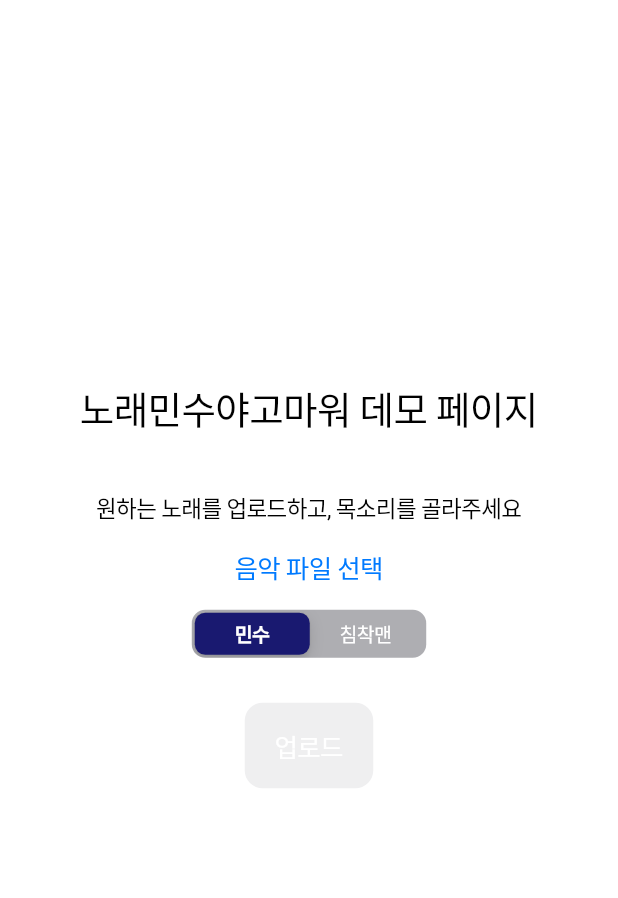
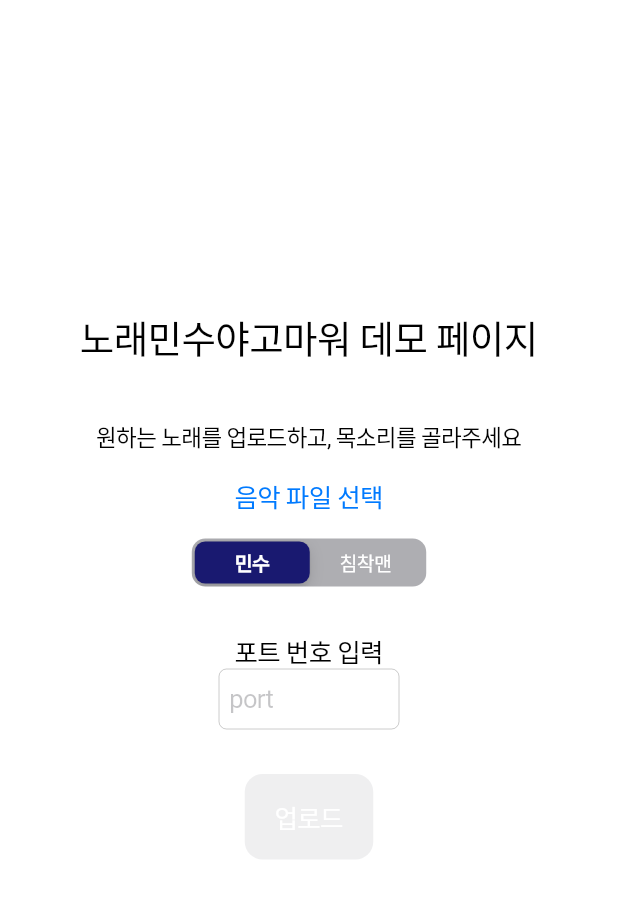
Before and after one commit to yaiconwithminsu/frontend, a Flutter app: the screen it shows after launch, on a phone screen of 412 x 824 dp. Shown: the top 898 px of the screen. Run offline on Flutter 3.47's test engine with Material 2 defaults, Android fonts, the phone set to English and light mode, and no system bars; our stand-ins replace audioplayers, file_picker.

Commit message:
add port number

```diff
--- a/yaicon/lib/result_screen.dart
+++ b/yaicon/lib/result_screen.dart
@@ -3,21 +3,23 @@ import 'package:audioplayers/audioplayers.dart';
 import './upload_screen.dart';
 
 class Resultpage extends StatelessWidget {
-  const Resultpage({super.key, required this.audio});
+  const Resultpage({super.key, required this.audio, required this.port});
   final int audio;
+  final int port;
 
   @override
   Widget build(BuildContext context) {
     return CupertinoApp(
       theme: const CupertinoThemeData(brightness: Brightness.light),
-      home: Resultwidget(audio: audio),
+      home: Resultwidget(audio: audio, port: port),
     );
   }
 }
 
 class Resultwidget extends StatefulWidget {
-  const Resultwidget({super.key, required this.audio});
+  const Resultwidget({super.key, required this.audio, required this.port});
   final int audio;
+  final int port;
 
   @override
   State<Resultwidget> createState() => ResultWidgetStateDefault();
@@ -31,7 +33,7 @@ class ResultWidgetStateDefault extends State<Resultwidget> {
     if(_player == null) {
       _player = AudioPlayer();
       debugPrint("${widget.audio}");
-      _player!.play(UrlSource("http://165.132.46.80:31270/minsu/?id=-${widget.audio}"));
+      _player!.play(UrlSource("http://165.132.46.80:${widget.port}/minsu/?id=-${widget.audio}"));
       _player!.resume();
     } else {
       if(isplaying) {
--- a/yaicon/lib/upload_screen.dart
+++ b/yaicon/lib/upload_screen.dart
@@ -4,8 +4,6 @@ import 'package:http/http.dart';
 import './result_screen.dart';
 
 enum Name {minsu, chim}
-
-var url = 'http://165.132.46.80:31270/minsu/';
 
 Map<Name, Color> namecolors = <Name, Color>{
   Name.minsu: const Color(0xff191970),
@@ -41,6 +39,19 @@ class UploadWidgetStateDefault extends State<Uploadwidget> {
   Name _selectedSegment = Name.minsu;
   PlatformFile? audiofile;
   bool? received;
+  late TextEditingController _textController;
+
+  @override
+  void initState() {
+    super.initState();
+    _textController = TextEditingController(text: '');
+  }
+
+  @override
+  void dispose() {
+    _textController.dispose();
+    super.dispose();
+  }
 
   @override
   Widget build(BuildContext context) {
@@ -96,8 +107,25 @@ class UploadWidgetStateDefault extends State<Uploadwidget> {
               width: 30,
               height: 30,
             ),
+            const Text('포트 번호 입력'),
+            SizedBox(
+              width: 120,
+              height: 40,
+              child: CupertinoTextField(
+                controller: _textController,
+                keyboardType: TextInputType.number,
+                placeholder: 'port',
+                onChanged: (text){
+                  setState(() {});
+                },
+              )
+            ),
+            const SizedBox(
+              width: 30,
+              height: 30,
+            ),
             CupertinoButton.filled(
-              onPressed: audiofile == null ? null :  () async {
+              onPressed: (audiofile == null) || (_textController.text == '') ? null :  () async {
                 // from here
                 // if (!mounted) return;
                 // Navigator.push(
@@ -106,18 +134,18 @@ class UploadWidgetStateDefault extends State<Uploadwidget> {
                 // );
                 // return;
                 // to here is test code
-                id = await postFile(audiofile!, _selectedSegment);
+                id = await postFile(audiofile!, _selectedSegment, int.parse(_textController.text));
                 var tmpid = id;
                 setState(() {});
                 if(id == null) return;
-                received = await downloadFile(id!);
+                received = await downloadFile(id!, int.parse(_textController.text));
                 id = null;
                 setState(() {});
                 if(received != null){
                   if (!mounted) return;
                   Navigator.push(
                     context,
-                    CupertinoPageRoute(builder: (context) => Resultpage(audio: tmpid!))
+                    CupertinoPageRoute(builder: (context) => Resultpage(audio: tmpid!, port: int.parse(_textController.text,)))
                   );
                 }
               },
@@ -158,8 +186,9 @@ Future<PlatformFile?> pickfile() async {
   }
 }
 
-Future<int?> postFile(PlatformFile file, Name name) async {
+Future<int?> postFile(PlatformFile file, Name name, int port) async {
   int? id;
+  var url = 'http://165.132.46.80:${port}/minsu/';
   debugPrint(nameString[name]);
   try {
       MultipartRequest request = MultipartRequest('POST', Uri.parse(url));
@@ -185,10 +214,10 @@ Future<int?> postFile(PlatformFile file, Name name) async {
   return id;
 }
 
-Future<bool?> downloadFile(int id) async {
+Future<bool?> downloadFile(int id, int port) async {
   bool waiting = true;
   // Uint8List? ret;
-
+  var url = 'http://165.132.46.80:${port}/minsu/';
   while(waiting){
     try {
       await Future.delayed(const Duration(seconds: 2));
```
